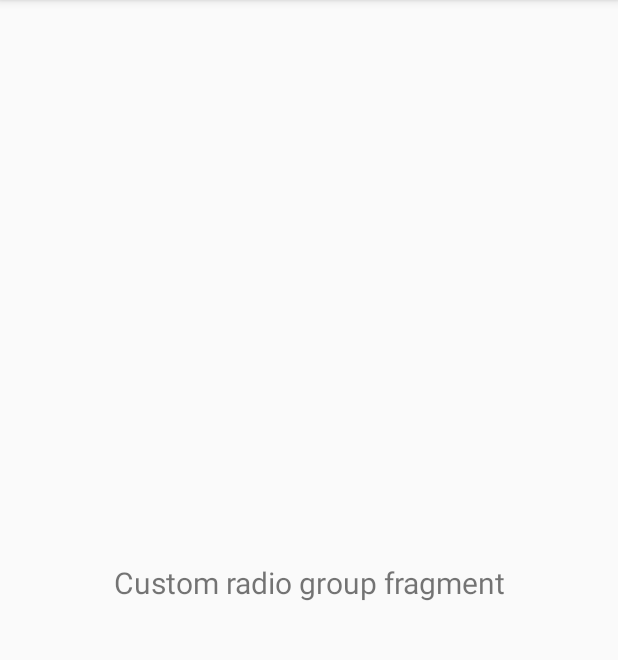
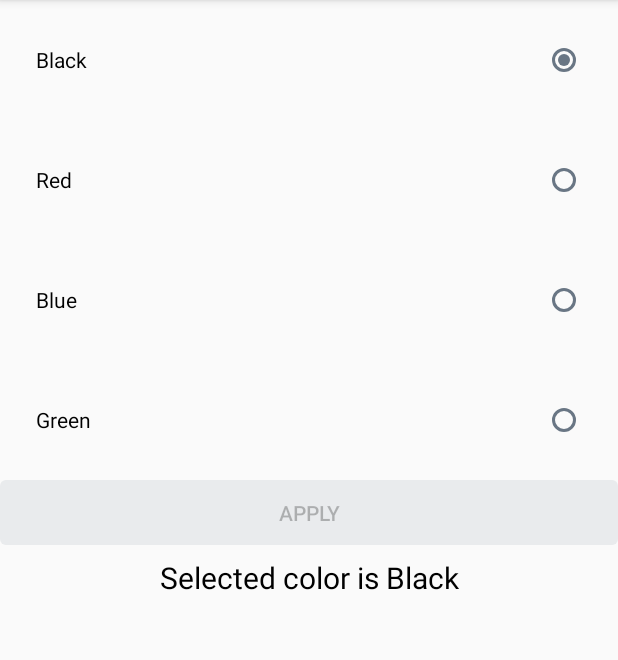
Before and after one commit to natalieytan/android-radio-button-experiment, an Android app: the fragment CustomRadioGroupFragment shown on its own in the app's theme, on a phone screen of 412 x 824 dp, the part 84-744 px from its top. Run offline under Robolectric (Android 15) with nearby library versions, the phone set to English and light mode, and no system bars.

Commit message:
Add Custom Radio Group

```diff
--- /dev/null
+++ b/app/src/main/java/com/example/radiobuttonexperiment/ui/customradiogroup/CustomRadioButtonGroup.kt
@@ -0,0 +1,60 @@
+package com.example.radiobuttonexperiment.ui.customradiogroup
+
+import android.annotation.SuppressLint
+import android.content.Context
+import android.util.AttributeSet
+import android.view.LayoutInflater
+import android.view.View
+import android.widget.LinearLayout
+import android.widget.RadioButton
+import android.widget.RadioGroup
+import com.example.radiobuttonexperiment.R
+
+class CustomRadioGroup @JvmOverloads constructor(
+    context: Context,
+    attrs: AttributeSet? = null
+) : RadioGroup(context, attrs) {
+
+    private var viewIdToKey: MutableMap<Int, String> = mutableMapOf()
+    private var keyToViewId: MutableMap<String, Int> = mutableMapOf()
+
+    @SuppressLint("NewApi")
+    fun setComponentViewModel(data: Map<String, String>) {
+        data.forEach { (key, value) ->
+            val viewId = View.generateViewId()
+            addRadioButton(viewId, value)
+            viewIdToKey[viewId] = key
+            keyToViewId[key] = viewId
+        }
+    }
+
+    fun setRadioButton(key: String) {
+        getViewIdByKey(key)?.let { this.check(it) }
+    }
+
+    fun setRadioButtonSelectedListener(listener: (String) -> Unit) {
+        this.setOnCheckedChangeListener { _, viewId ->
+            val string = getKeyByViewId(viewId)
+            string?.let(listener)
+        }
+    }
+
+    fun selectedKey() = viewIdToKey[this.checkedRadioButtonId]
+
+    private fun getKeyByViewId(viewId: Int) = viewIdToKey[viewId]
+
+    private fun getViewIdByKey(key: String) = keyToViewId[key]
+
+    private fun addRadioButton(viewId: Int, string: String) {
+        val layoutInflater = LayoutInflater.from(context)
+        val radioButton =
+            layoutInflater.inflate(R.layout.radio_button_template, null) as RadioButton
+        radioButton.text = string
+        radioButton.id = viewId
+        radioButton.layoutParams = LinearLayout.LayoutParams(
+            LinearLayout.LayoutParams.MATCH_PARENT,
+            LinearLayout.LayoutParams.WRAP_CONTENT
+        )
+        this.addView(radioButton)
+    }
+}
--- a/app/src/main/java/com/example/radiobuttonexperiment/ui/customradiogroup/CustomRadioGroupFragment.kt
+++ b/app/src/main/java/com/example/radiobuttonexperiment/ui/customradiogroup/CustomRadioGroupFragment.kt
@@ -1,31 +1,60 @@
 package com.example.radiobuttonexperiment.ui.customradiogroup
 
 import android.os.Bundle
+import android.util.Log
 import android.view.LayoutInflater
 import android.view.View
 import android.view.ViewGroup
-import android.widget.TextView
+import androidx.core.content.ContextCompat
 import androidx.fragment.app.Fragment
 import androidx.lifecycle.Observer
 import androidx.lifecycle.ViewModelProviders
 import com.example.radiobuttonexperiment.R
+import kotlinx.android.synthetic.main.fragment_custom_radio_group.*
 
 class CustomRadioGroupFragment : Fragment() {
 
-    private lateinit var customRadioGroupViewModel: CustomRadioGroupViewModel
+    private lateinit var viewModel: CustomRadioGroupViewModel
 
     override fun onCreateView(
-            inflater: LayoutInflater,
-            container: ViewGroup?,
-            savedInstanceState: Bundle?
+        inflater: LayoutInflater,
+        container: ViewGroup?,
+        savedInstanceState: Bundle?
     ): View? {
-        customRadioGroupViewModel =
-                ViewModelProviders.of(this).get(CustomRadioGroupViewModel::class.java)
-        val root = inflater.inflate(R.layout.fragment_custom_radio_group, container, false)
-        val textView: TextView = root.findViewById(R.id.textViewInfo)
-        customRadioGroupViewModel.text.observe(viewLifecycleOwner, Observer {
-            textView.text = it
+        viewModel =
+            ViewModelProviders.of(this).get(CustomRadioGroupViewModel::class.java)
+        return inflater.inflate(R.layout.fragment_custom_radio_group, container, false)
+    }
+
+    override fun onViewCreated(view: View, savedInstanceState: Bundle?) {
+        Log.i("DEBUG", "OnViewCreated Called")
+        super.onViewCreated(view, savedInstanceState)
+        buttonApplyColor.isEnabled = false
+        radioGroupColors.apply {
+            setComponentViewModel(viewModel.radioSelectionMap)
+            setRadioButtonSelectedListener { key ->
+                buttonApplyColor.isEnabled = when (key) {
+                    viewModel.selectedKey.value -> false
+                    else -> true
+                }
+                viewModel.checkedKey = key
+            }
+            viewModel.checkedKey?.let { setRadioButton(it) }
+        }
+
+        viewModel.selectedKey.observe(viewLifecycleOwner, Observer {
+            textViewInfo.text = viewModel.displayString()
+            viewModel.colorResource()?.let {
+                textViewInfo.setTextColor(ContextCompat.getColor(requireContext(), it))
+            }
         })
-        return root
+
+        buttonApplyColor.setOnClickListener {
+            val chosenKey = radioGroupColors.selectedKey()
+            chosenKey?.let {
+                viewModel.setSelectedColor(it)
+            }
+            buttonApplyColor.isEnabled = false
+        }
     }
 }
--- a/app/src/main/java/com/example/radiobuttonexperiment/ui/customradiogroup/CustomRadioGroupViewModel.kt
+++ b/app/src/main/java/com/example/radiobuttonexperiment/ui/customradiogroup/CustomRadioGroupViewModel.kt
@@ -3,11 +3,39 @@ package com.example.radiobuttonexperiment.ui.customradiogroup
 import androidx.lifecycle.LiveData
 import androidx.lifecycle.MutableLiveData
 import androidx.lifecycle.ViewModel
+import com.example.radiobuttonexperiment.models.Color
+import com.example.radiobuttonexperiment.models.resource
 
 class CustomRadioGroupViewModel : ViewModel() {
+    val radioSelectionMap =
+        SELECTABLE_COLORS.mapIndexed { i, color -> "$i" to color.colorName }.toMap()
+    val mapToValues = SELECTABLE_COLORS.mapIndexed { i, color -> "$i" to color }.toMap()
 
-    private val _text = MutableLiveData<String>().apply {
-        value = "Custom radio group fragment"
+    private val _selectedKey = MutableLiveData<String?>().apply {
+        value = mapToValues.filterValues { it == Color.BLACK }.keys.firstOrNull()
     }
-    val text: LiveData<String> = _text
+    val selectedKey: LiveData<String?>
+        get() = _selectedKey
+
+    var checkedKey = mapToValues.filterValues { it == Color.BLACK }.keys.firstOrNull()
+
+    fun displayString(): String {
+        val color = selectedKey.let { radioSelectionMap[it.value] } ?: "none"
+        return "Selected color is $color"
+    }
+
+    fun setSelectedColor(key: String) {
+        _selectedKey.value = key
+    }
+
+    fun colorResource() = mapToValues[selectedKey.value]?.resource
+
+    companion object {
+        val SELECTABLE_COLORS = listOf(
+            Color.BLACK,
+            Color.RED,
+            Color.BLUE,
+            Color.GREEN
+        )
+    }
 }
--- a/app/src/main/res/layout/fragment_custom_radio_group.xml
+++ b/app/src/main/res/layout/fragment_custom_radio_group.xml
@@ -5,6 +5,24 @@
     android:layout_width="match_parent"
     android:layout_height="match_parent"
     tools:context=".ui.customradiogroup.CustomRadioGroupFragment">
+
+    <com.example.radiobuttonexperiment.ui.customradiogroup.CustomRadioGroup xmlns:android="http://schemas.android.com/apk/res/android"
+        android:id="@+id/radioGroupColors"
+        android:layout_width="match_parent"
+        android:layout_height="wrap_content"
+        android:orientation="vertical"
+        app:layout_constraintStart_toStartOf="parent"
+        app:layout_constraintTop_toTopOf="parent">
+    </com.example.radiobuttonexperiment.ui.customradiogroup.CustomRadioGroup>
+
+    <Button
+        android:id="@+id/buttonApplyColor"
+        style="@style/AppTheme.Button"
+        android:layout_width="match_parent"
+        android:layout_height="wrap_content"
+        android:text="@string/apply"
+        app:layout_constraintStart_toStartOf="@id/radioGroupColors"
+        app:layout_constraintTop_toBottomOf="@id/radioGroupColors" />
 
     <TextView
         android:id="@+id/textViewInfo"
@@ -15,9 +33,7 @@
         android:layout_marginEnd="8dp"
         android:textAlignment="center"
         android:textSize="20sp"
-        app:layout_constraintBottom_toBottomOf="parent"
-        app:layout_constraintEnd_toEndOf="parent"
-        app:layout_constraintStart_toStartOf="parent"
-        app:layout_constraintTop_toTopOf="parent"
-        android:gravity="center_horizontal" />
+        app:layout_constraintStart_toStartOf="@id/buttonApplyColor"
+        app:layout_constraintTop_toBottomOf="@id/buttonApplyColor"
+        tools:ignore="RtlCompat" />
 </androidx.constraintlayout.widget.ConstraintLayout>
```
